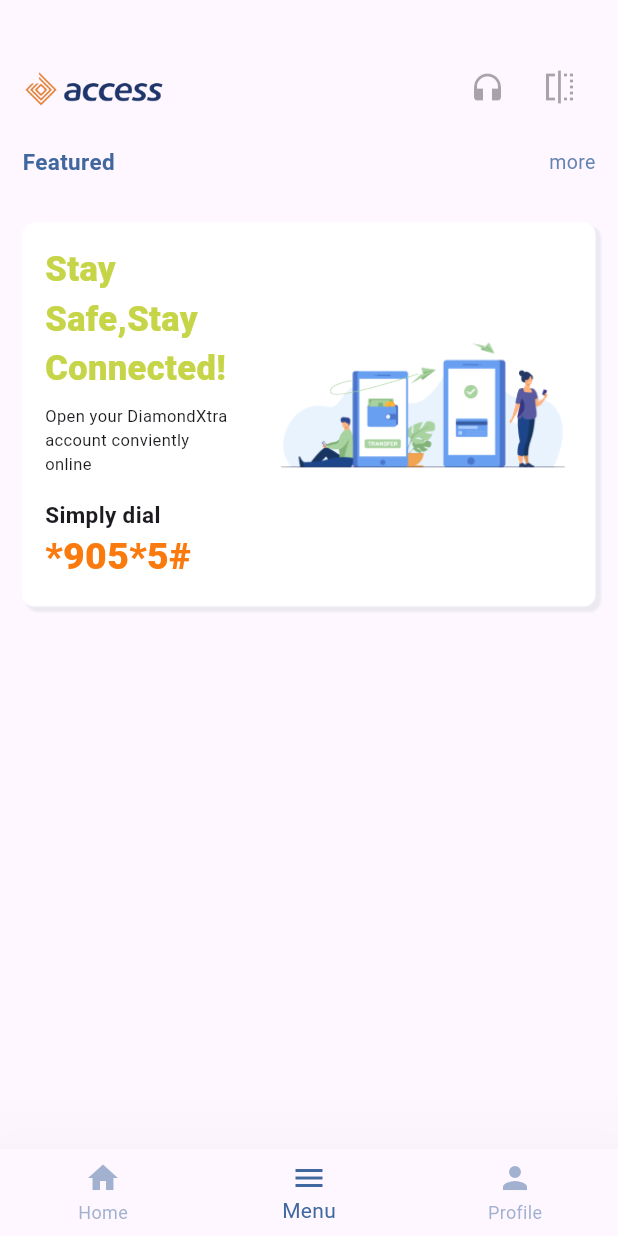
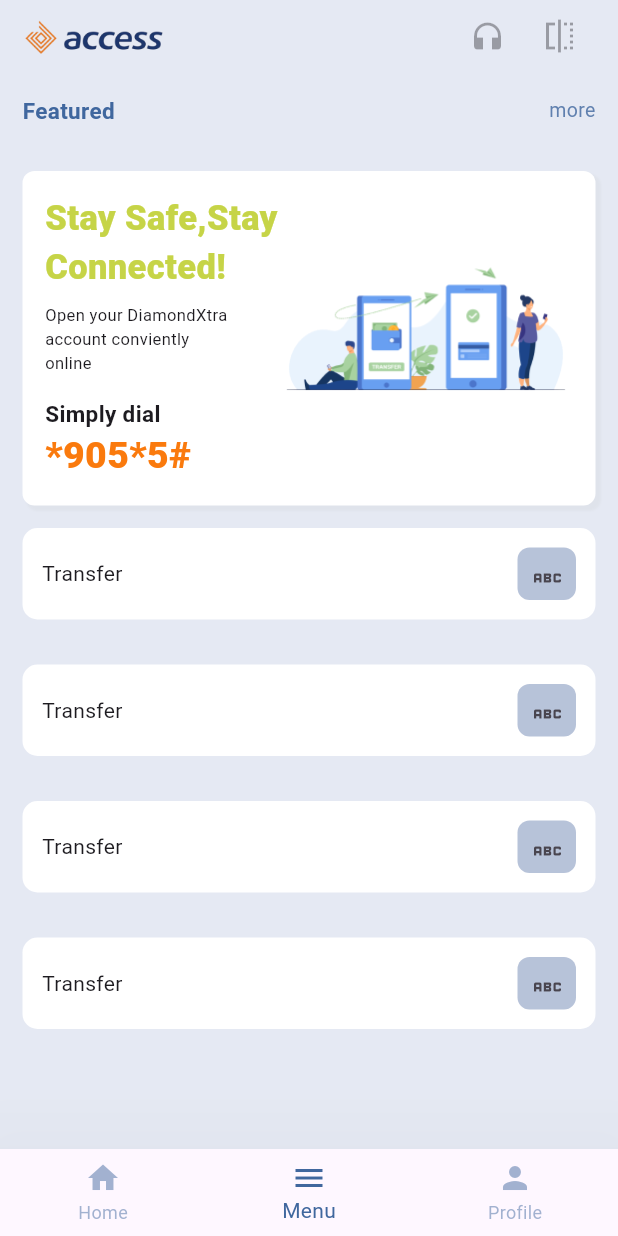
Before and after one commit to black-coda/acessBank-UI, a Flutter app: the screen it shows after launch, item 2 of the bottom bar chosen, on a phone screen of 412 x 824 dp. Run offline on Flutter 3.47's test engine with Material 2 defaults, Android fonts, the phone set to English and light mode, and no system bars.

Commit message:
finished with menu page 😎😎😎

```diff
--- a/access_bank_ui/lib/pages/menu_page/menu_page.dart
+++ b/access_bank_ui/lib/pages/menu_page/menu_page.dart
@@ -17,17 +17,16 @@
 }
 
 class _MainPageWidgetState extends State<MainPageWidget> {
+  bool isVisible = false;
+
   @override
   Widget build(BuildContext context) {
-    return LayoutBuilder(
-      builder: (context, constraints) {
-        return SingleChildScrollView(
+    return Scaffold(
+      backgroundColor: const Color(0xffE5E9F3),
+      body: SingleChildScrollView(
+        child: SafeArea(
           child: Padding(
-            padding: EdgeInsets.only(
-              left: 15.0,
-              right: 15.0,
-              top: MediaQuery.of(context).size.height / 24,
-            ),
+            padding: const EdgeInsets.symmetric(horizontal: 15.0),
             child: Column(
               children: [
                 Row(
@@ -77,7 +76,174 @@
                 const SizedBox(
                   height: 30,
                 ),
+                const CardBanner(),
+                TransactionDropDownWidget(
+                  changeState: () {
+                    setState(() {
+                      isVisible = !isVisible;
+                    });
+                  },
+                ),
+                VisibWidget(
+                  isVisible: isVisible,
+                  title: "Monday Solomon transferred to Ibiks",
+                  icon: Icons.transfer_within_a_station_sharp,
+                  subtitle: "Apr 26, 2022",
+                  trailColor: Colors.red,
+                  trailText: "-150.00k",
+                ),
+                TransactionDropDownWidget(
+                  changeState: () {
+                    setState(() {
+                      isVisible = !isVisible;
+                    });
+                  },
+                ),
+                VisibWidget(
+                  isVisible: isVisible,
+                  title: "Monday Solomon transferred to Ibiks",
+                  icon: Icons.transfer_within_a_station_sharp,
+                  subtitle: "Apr 26, 2022",
+                  trailColor: Colors.red,
+                  trailText: "-150.00k",
+                ),
+                TransactionDropDownWidget(
+                  changeState: () {
+                    setState(() {
+                      isVisible = !isVisible;
+                    });
+                  },
+                ),
+                VisibWidget(
+                  isVisible: isVisible,
+                  title: "Monday Solomon transferred to Ibiks",
+                  icon: Icons.transfer_within_a_station_sharp,
+                  subtitle: "Apr 26, 2022",
+                  trailColor: Colors.red,
+                  trailText: "-150.00k",
+                ),
+                TransactionDropDownWidget(
+                  changeState: () {
+                    setState(() {
+                      isVisible = !isVisible;
+                    });
+                  },
+                ),
+                VisibWidget(
+                  isVisible: isVisible,
+                  title: "Monday Solomon transferred to Ibiks",
+                  icon: Icons.transfer_within_a_station_sharp,
+                  subtitle: "Apr 26, 2022",
+                  trailColor: Colors.red,
+                  trailText: "-150.00k",
+                ),
+              ],
+            ),
+          ),
+        ),
+      ),
+    );
+  }
+}
+
+class VisibWidget extends StatelessWidget {
+  VisibWidget({
+    super.key,
+    required this.isVisible,
+    required this.title,
+    required this.subtitle,
+    required this.icon,
+    required this.trailText,
+    required this.trailColor,
+  });
+
+  final bool isVisible;
+  final String title;
+  final String subtitle;
+  final IconData icon;
+  final String trailText;
+  final Color trailColor;
+
+  @override
+  Widget build(BuildContext context) {
+    return Visibility(
+      visible: isVisible,
+      child: SizedBox(
+        height: 210,
+        child: Padding(
+          padding: const EdgeInsets.symmetric(horizontal: 10.0),
+          child: ListView.builder(
+            itemCount: 3,
+            itemBuilder: (BuildContext context, int index) {
+              return ListTile(
+                contentPadding:
+                    const EdgeInsets.symmetric(horizontal: 5, vertical: 0),
+                leading: Icon(icon),
+                title: Text(title),
+                subtitle: Text(subtitle),
+                trailing: Text(
+                  trailText,
+                  style:
+                      TextStyle(color: trailColor, fontWeight: FontWeight.w700),
+                ),
+                // isThreeLine: true,
+              );
+            },
+          ),
+        ),
+      ),
+    );
+  }
+}
+
+class TransactionDropDownWidget extends StatelessWidget {
+  const TransactionDropDownWidget({
+    super.key,
+    required this.changeState,
+  });
+
+  final VoidCallback changeState;
+
+  @override
+  Widget build(BuildContext context) {
+    return Padding(
+      padding: const EdgeInsets.symmetric(vertical: 15.0),
+      child: Container(
+        padding: const EdgeInsets.all(13),
+        decoration: const BoxDecoration(
+            color: Colors.white,
+            borderRadius: BorderRadius.all(Radius.circular(10))),
+        child: Row(
+          mainAxisSize: MainAxisSize.max,
+          mainAxisAlignment: MainAxisAlignment.spaceBetween,
+          children: [
+            const Text("Transfer"),
             Container(
+              height: 35,
+              width: 39,
+              padding: const EdgeInsets.all(0),
+              decoration: const BoxDecoration(
+                borderRadius: BorderRadius.all(Radius.circular(8)),
+                color: Color.fromARGB(108, 86, 113, 165),
+              ),
+              child: IconButton(
+                icon: const Icon(Icons.abc),
+                onPressed: changeState,
+              ),
+            ),
+          ],
+        ),
+      ),
+    );
+  }
+}
+
+class CardBanner extends StatelessWidget {
+  const CardBanner({Key? key}) : super(key: key);
+
+  @override
+  Widget build(BuildContext context) {
+    return Container(
       padding: const EdgeInsets.all(15),
       decoration: const BoxDecoration(
           borderRadius: BorderRadius.all(Radius.circular(8.0)),
@@ -104,9 +270,10 @@
             crossAxisAlignment: CrossAxisAlignment.start,
             children: const [
               SizedBox(
-                            width: 152,
+                width: 156,
                 child: Text(
                   "Stay Safe,Stay Connected!",
+                  textAlign: TextAlign.left,
                   style: TextStyle(
                       color: Color.fromARGB(210, 186, 203, 32),
                       fontWeight: FontWeight.w800,
@@ -150,12 +317,6 @@
           )
         ],
       ),
-                ),
-              ],
-            ),
-          ),
-        );
-      },
     );
   }
 }
```
Lines whose indentation alone changed are shown as unchanged.
